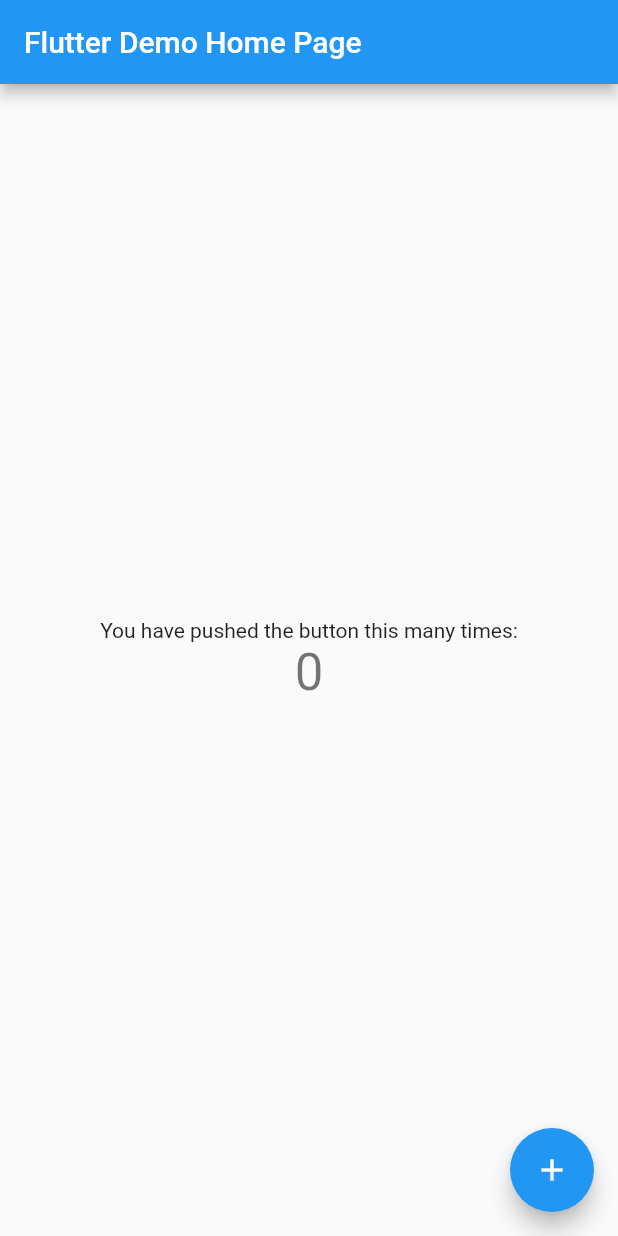
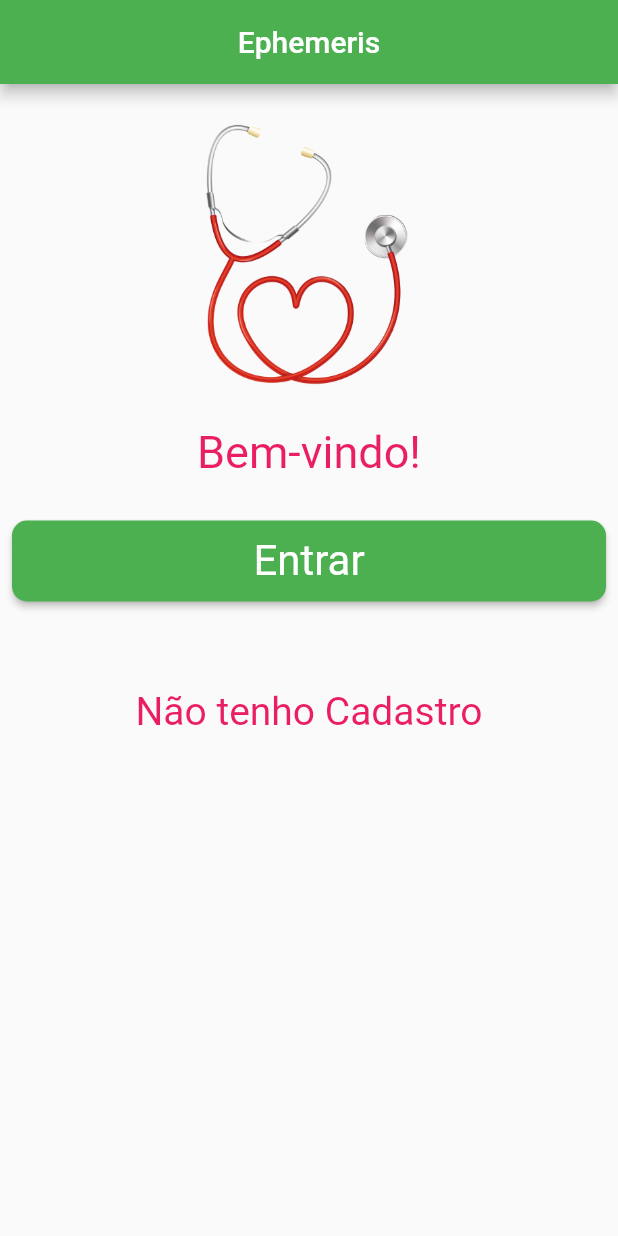
Before and after one commit to mig-ramos/agenda_esp_on, a Flutter app: the screen it shows after launch, on a phone screen of 412 x 824 dp. Run offline on Flutter 3.47's test engine with Material 2 defaults, Android fonts, the phone set to English and light mode, and no system bars.

Commit message:
Cria layout HomePage

```diff
--- /dev/null
+++ b/lib/components/styles.dart
@@ -0,0 +1,22 @@
+import 'package:flutter/material.dart';
+
+
+ButtonStyle elevatedButtonStyle = ElevatedButton.styleFrom(
+    textStyle: TextStyle(fontSize: 28, color: Colors.black),
+    onPrimary: Colors.white,
+    primary: Colors.green,
+    minimumSize: Size(88, 36),
+    padding: EdgeInsets.symmetric(horizontal: 6),
+    shape: const RoundedRectangleBorder(
+      borderRadius: BorderRadius.all(Radius.circular(10)),
+    ));
+
+ButtonStyle textButtonStyle = TextButton.styleFrom(
+  textStyle: TextStyle(fontSize: 26, color: Colors.black),
+  primary: Colors.pink,
+  minimumSize: Size(88, 36),
+  padding: EdgeInsets.symmetric(horizontal: 6),
+  shape: const RoundedRectangleBorder(
+    borderRadius: BorderRadius.all(Radius.circular(10)),
+  ),
+);
--- /dev/null
+++ b/lib/home/home_page.dart
@@ -0,0 +1,63 @@
+import 'package:agenda_esp_on/components/styles.dart';
+import 'package:flutter/cupertino.dart';
+import 'package:flutter/material.dart';
+
+class HomePage extends StatelessWidget {
+  const HomePage({Key? key, required this.title}) : super(key: key);
+
+  final String title;
+
+  @override
+  Widget build(BuildContext context) {
+    return Scaffold(
+        appBar: AppBar(
+        title: Text(title),
+    centerTitle: true,
+    ),
+      body: SingleChildScrollView(
+        child: Column(
+          children: [
+            Center(
+                child: Container(
+                    margin: EdgeInsets.all(24),
+                    width: 180,
+                    height: 180,
+                    child: (Image.asset('assets/images/estetoscopio.png')))),
+            Container(
+              child: Column(
+                children: [
+                  Text("Bem-vindo!",
+                      style: TextStyle(fontSize: 30, color: Colors.pink)),
+                  Container(
+                    height: 70,
+                    width: double.infinity,
+                    margin: EdgeInsets.symmetric(vertical: 20),
+                    padding: EdgeInsets.all(8),
+                    child: ElevatedButton(
+                      onPressed: () {  },
+                      style: elevatedButtonStyle,
+                      child: (
+                      Text('Entrar')
+                      ),
+                    ),
+                  ),
+                  Container(
+                    height: 70,
+                    width: double.infinity,
+                    margin: EdgeInsets.symmetric(vertical: 10),
+                    padding: EdgeInsets.all(8),
+                    child: TextButton(
+                      onPressed: () {  },
+                      style: textButtonStyle,
+                      child: (Text("Não tenho Cadastro")),
+                    ),
+                  )
+                ],
+              ),
+            )
+          ],
+        ),
+      ),
+    );
+  }
+}
--- a/lib/main.dart
+++ b/lib/main.dart
@@ -1,115 +1,38 @@
+import 'package:flutter/cupertino.dart';
 import 'package:flutter/material.dart';
 
+import 'home/home_page.dart';
+
 void main() {
-  runApp(const MyApp());
+  runApp(AgendaEspOn());
 }
 
-class MyApp extends StatelessWidget {
-  const MyApp({Key? key}) : super(key: key);
+class AgendaEspOn extends StatelessWidget {
 
-  // This widget is the root of your application.
   @override
   Widget build(BuildContext context) {
     return MaterialApp(
-      title: 'Flutter Demo',
+      debugShowCheckedModeBanner: false,
+      title: 'AgendaEspOn',
       theme: ThemeData(
-        // This is the theme of your application.
-        //
-        // Try running your application with "flutter run". You'll see the
-        // application has a blue toolbar. Then, without quitting the app, try
-        // changing the primarySwatch below to Colors.green and then invoke
-        // "hot reload" (press "r" in the console where you ran "flutter run",
-        // or simply save your changes to "hot reload" in a Flutter IDE).
-        // Notice that the counter didn't reset back to zero; the application
-        // is not restarted.
-        primarySwatch: Colors.blue,
+        primarySwatch: Colors.green,
       ),
-      home: const MyHomePage(title: 'Flutter Demo Home Page'),
+      initialRoute: '/',
+      routes: {
+        '/': (context) => HomePage(title: 'Ephemeris'),
+        // '/loginPage': (context) => LoginPage(title: 'Fazer Login'),
+        // '/menuPageUsuario': (context) => MenuPageUsuario(title: 'Ephemeris'),
+        // '/menuPageMedico': (context) => MenuPageMedico(title: 'Ephemeris'),
+        // '/menuPageAdmin': (context) => MenuPageAdmin(title: 'Ephemeris'),
+        // '/cadUsuarioPage': (context) =>
+        //     CadUsuarioPage(title: 'Cadastrar Usuário'),
+        // '/editaUsuarioPage': (context) =>
+        //     EditarUsuarioPage(title: 'Editar Perfil Usuário'),
+        // '/cadAgendaPage': (context) => CadAgendaPage(title: 'Agendar Consulta'),
+        // '/editarSenhaUsuarioPage': (context) =>
+        //     EditarSenhaUsuario(title: 'Editar Senha'),
+        //  '/idAgenda':(context) => IdAgenda(title: 'Editar Senha', agenda: getAgendaId())
+      },
     );
   }
 }
-
-class MyHomePage extends StatefulWidget {
-  const MyHomePage({Key? key, required this.title}) : super(key: key);
-
-  // This widget is the home page of your application. It is stateful, meaning
-  // that it has a State object (defined below) that contains fields that affect
-  // how it looks.
-
-  // This class is the configuration for the state. It holds the values (in this
-  // case the title) provided by the parent (in this case the App widget) and
-  // used by the build method of the State. Fields in a Widget subclass are
-  // always marked "final".
-
-  final String title;
-
-  @override
-  State<MyHomePage> createState() => _MyHomePageState();
-}
-
-class _MyHomePageState extends State<MyHomePage> {
-  int _counter = 0;
-
-  void _incrementCounter() {
-    setState(() {
-      // This call to setState tells the Flutter framework that something has
-      // changed in this State, which causes it to rerun the build method below
-      // so that the display can reflect the updated values. If we changed
-      // _counter without calling setState(), then the build method would not be
-      // called again, and so nothing would appear to happen.
-      _counter++;
-    });
-  }
-
-  @override
-  Widget build(BuildContext context) {
-    // This method is rerun every time setState is called, for instance as done
-    // by the _incrementCounter method above.
-    //
-    // The Flutter framework has been optimized to make rerunning build methods
-    // fast, so that you can just rebuild anything that needs updating rather
-    // than having to individually change instances of widgets.
-    return Scaffold(
-      appBar: AppBar(
-        // Here we take the value from the MyHomePage object that was created by
-        // the App.build method, and use it to set our appbar title.
-        title: Text(widget.title),
-      ),
-      body: Center(
-        // Center is a layout widget. It takes a single child and positions it
-        // in the middle of the parent.
-        child: Column(
-          // Column is also a layout widget. It takes a list of children and
-          // arranges them vertically. By default, it sizes itself to fit its
-          // children horizontally, and tries to be as tall as its parent.
-          //
-          // Invoke "debug painting" (press "p" in the console, choose the
-          // "Toggle Debug Paint" action from the Flutter Inspector in Android
-          // Studio, or the "Toggle Debug Paint" command in Visual Studio Code)
-          // to see the wireframe for each widget.
-          //
-          // Column has various properties to control how it sizes itself and
-          // how it positions its children. Here we use mainAxisAlignment to
-          // center the children vertically; the main axis here is the vertical
-          // axis because Columns are vertical (the cross axis would be
-          // horizontal).
-          mainAxisAlignment: MainAxisAlignment.center,
-          children: <Widget>[
-            const Text(
-              'You have pushed the button this many times:',
-            ),
-            Text(
-              '$_counter',
-              style: Theme.of(context).textTheme.headline4,
-            ),
-          ],
-        ),
-      ),
-      floatingActionButton: FloatingActionButton(
-        onPressed: _incrementCounter,
-        tooltip: 'Increment',
-        child: const Icon(Icons.add),
-      ), // This trailing comma makes auto-formatting nicer for build methods.
-    );
-  }
-}
```
Also changed, not shown: pubspec.yaml (+5 -3 lines), assets/images/estetoscopio.png (added), assets/images/login.png (added), assets/images/logo_inicio.png (added), assets/images/logo_login.png (added), lib/components/widgets.dart (added).
